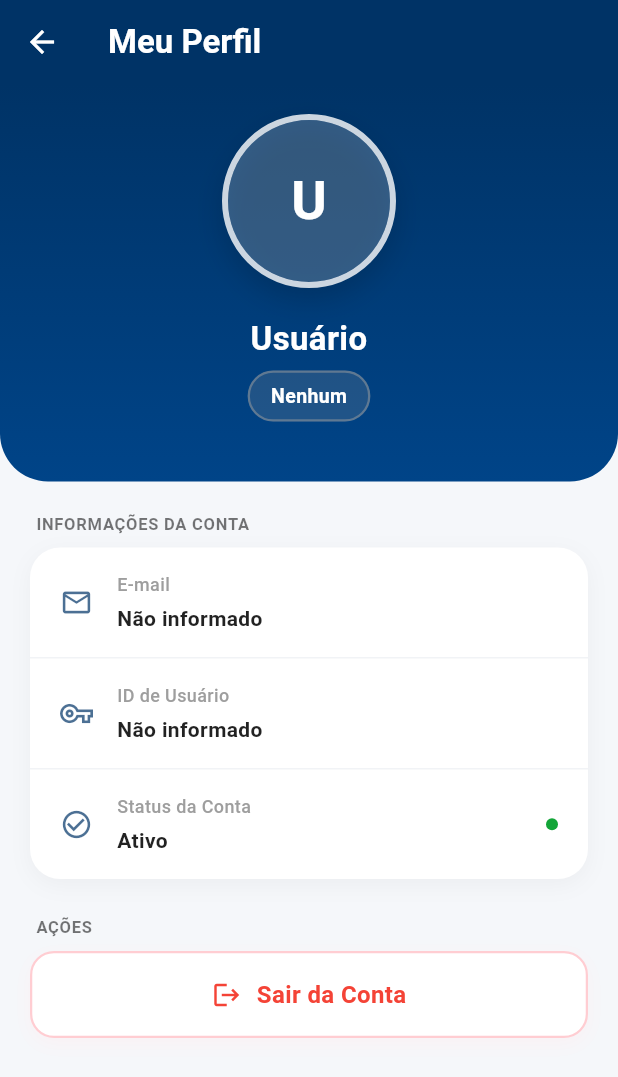
After one commit to RomarioSG1998/Jala.AI, a Flutter app: the ProfileScreen screen opened by its route, on a phone screen of 412 x 824 dp. The commit adds this screen. Shown: the top 1077 px of the screen. Run offline on Flutter 3.47's test engine with Material 3 defaults, Android fonts, the phone set to English and light mode, and no system bars; our stand-ins replace dio, flutter_riverpod, flutter_secure_storage, go_router; accounts and stored records are empty; network calls fail.

Commit message:
feat: implement Profile screen and make side drawer photo clickable

```diff
--- a/frontend_flutter/lib/features/dashboard/presentation/dashboard_screen.dart
+++ b/frontend_flutter/lib/features/dashboard/presentation/dashboard_screen.dart
@@ -844,6 +844,11 @@ class _AppDrawer extends ConsumerWidget {
           Container(
             padding: const EdgeInsets.all(20),
             decoration: const BoxDecoration(color: Color(0xFF003366)),
+            child: InkWell(
+              onTap: () {
+                Navigator.pop(context);
+                context.go('/profile');
+              },
               child: Row(children: [
                 CircleAvatar(
                   radius: 26,
@@ -870,6 +875,7 @@ class _AppDrawer extends ConsumerWidget {
                   ),
                 ])),
               ]),
+            ),
           ),
 
           // Items
--- /dev/null
+++ b/frontend_flutter/lib/features/profile/presentation/profile_screen.dart
@@ -0,0 +1,397 @@
+import 'package:flutter/material.dart';
+import 'package:flutter_riverpod/flutter_riverpod.dart';
+import 'package:go_router/go_router.dart';
+import 'package:frontend_flutter/features/auth/providers/auth_provider.dart';
+import 'package:frontend_flutter/features/employees/providers/employees_provider.dart';
+import 'package:frontend_flutter/features/employees/providers/employee_permissions_provider.dart';
+
+class ProfileScreen extends ConsumerWidget {
+  const ProfileScreen({super.key});
+
+  static const _kNavyBlue = Color(0xFF003366);
+  static const _kGreen = Color(0xFF13A538);
+  static const _kFarmId = '55555555-5555-5555-5555-555555555555';
+
+  String _formatRole(String? role) {
+    if (role == null) return 'Nenhum';
+    switch (role) {
+      case 'SAAS_ADMIN':
+        return 'Administrador SaaS';
+      case 'FARM_OWNER':
+        return 'Dono da Fazenda';
+      case 'CLIENT':
+        return 'Cliente';
+      case 'FIELD_OPERATOR':
+        return 'Operador de Campo';
+      default:
+        return role;
+    }
+  }
+
+  Color _getRoleColor(String? role) {
+    switch (role) {
+      case 'SAAS_ADMIN':
+        return Colors.indigo;
+      case 'FARM_OWNER':
+        return _kGreen;
+      case 'CLIENT':
+        return Colors.blue;
+      case 'FIELD_OPERATOR':
+        return Colors.purple;
+      default:
+        return Colors.grey;
+    }
+  }
+
+  String _formatModuleName(String moduleName) {
+    switch (moduleName) {
+      case 'tanks':
+        return 'Tanques';
+      case 'water_quality':
+        return 'Qualidade da Água';
+      case 'feeding_records':
+        return 'Alimentação';
+      case 'inventory':
+        return 'Estoque';
+      case 'harvests':
+        return 'Colheitas';
+      case 'maintenance':
+        return 'Manutenção';
+      default:
+        return moduleName;
+    }
+  }
+
+  @override
+  Widget build(BuildContext context, WidgetRef ref) {
+    final authState = ref.watch(authNotifierProvider);
+    final employeesAsync = ref.watch(employeesProvider);
+
+    // Try to find full name from the employee list
+    String displayName = authState.email?.split('@').first ?? 'Usuário';
+    if (employeesAsync.hasValue && authState.userId != null) {
+      final match = employeesAsync.value!.where((emp) => emp.id == authState.userId).firstOrNull;
+      if (match != null) {
+        displayName = match.name;
+      } else {
+        // format email prefix
+        displayName = displayName
+            .split('.')
+            .map((word) => word.isNotEmpty
+                ? '${word[0].toUpperCase()}${word.substring(1)}'
+                : '')
+            .join(' ');
+      }
+    }
+
+    final initials = displayName.isNotEmpty
+        ? displayName.split(' ').map((s) => s.isNotEmpty ? s[0] : '').take(2).join().toUpperCase()
+        : 'U';
+
+    final roleLabel = _formatRole(authState.accountType);
+    final roleColor = _getRoleColor(authState.accountType);
+
+    return Scaffold(
+      backgroundColor: const Color(0xFFF5F7FA),
+      appBar: AppBar(
+        title: const Text('Meu Perfil', style: TextStyle(color: Colors.white, fontWeight: FontWeight.bold)),
+        backgroundColor: _kNavyBlue,
+        elevation: 0,
+        leading: IconButton(
+          icon: const Icon(Icons.arrow_back, color: Colors.white),
+          onPressed: () {
+            if (context.canPop()) {
+              context.pop();
+            } else {
+              context.go('/dashboard');
+            }
+          },
+        ),
+      ),
+      body: SingleChildScrollView(
+        child: Column(
+          children: [
+            // Profile Top Header Gradient
+            Container(
+              width: double.infinity,
+              decoration: const BoxDecoration(
+                gradient: LinearGradient(
+                  colors: [_kNavyBlue, Color(0xFF004488)],
+                  begin: Alignment.topCenter,
+                  end: Alignment.bottomCenter,
+                ),
+                borderRadius: BorderRadius.only(
+                  bottomLeft: Radius.circular(32),
+                  bottomRight: Radius.circular(32),
+                ),
+              ),
+              padding: const EdgeInsets.fromLTRB(24, 20, 24, 40),
+              child: Column(
+                children: [
+                  // Profile Photo
+                  Container(
+                    decoration: BoxDecoration(
+                      shape: BoxShape.circle,
+                      border: Border.all(color: Colors.white.withOpacity(0.8), width: 4),
+                      boxShadow: [
+                        BoxShadow(
+                          color: Colors.black.withOpacity(0.15),
+                          blurRadius: 16,
+                          offset: const Offset(0, 8),
+                        ),
+                      ],
+                    ),
+                    child: CircleAvatar(
+                      radius: 54,
+                      backgroundColor: Colors.white.withOpacity(0.2),
+                      child: Text(
+                        initials,
+                        style: const TextStyle(
+                          fontSize: 36,
+                          fontWeight: FontWeight.bold,
+                          color: Colors.white,
+                          letterSpacing: 1.5,
+                        ),
+                      ),
+                    ),
+                  ),
+                  const SizedBox(height: 18),
+                  Text(
+                    displayName,
+                    style: const TextStyle(
+                      fontSize: 22,
+                      fontWeight: FontWeight.bold,
+                      color: Colors.white,
+                    ),
+                    textAlign: TextAlign.center,
+                  ),
+                  const SizedBox(height: 6),
+                  Container(
+                    padding: const EdgeInsets.symmetric(horizontal: 14, vertical: 6),
+                    decoration: BoxDecoration(
+                      color: roleColor.withOpacity(0.2),
+                      border: Border.all(color: roleColor.withOpacity(0.5), width: 1.5),
+                      borderRadius: BorderRadius.circular(20),
+                    ),
+                    child: Text(
+                      roleLabel,
+                      style: const TextStyle(
+                        color: Colors.white,
+                        fontSize: 13,
+                        fontWeight: FontWeight.bold,
+                      ),
+                    ),
+                  ),
+                ],
+              ),
+            ),
+
+            Padding(
+              padding: const EdgeInsets.all(20.0),
+              child: Column(
+                crossAxisAlignment: CrossAxisAlignment.start,
+                children: [
+                  // Info Cards
+                  _buildSectionTitle('Informações da Conta'),
+                  _buildInfoCard([
+                    _buildInfoTile(Icons.email_outlined, 'E-mail', authState.email ?? 'Não informado'),
+                    _buildDivider(),
+                    _buildInfoTile(Icons.vpn_key_outlined, 'ID de Usuário', authState.userId ?? 'Não informado'),
+                    _buildDivider(),
+                    _buildInfoTile(
+                      Icons.check_circle_outline,
+                      'Status da Conta',
+                      'Ativo',
+                      trailing: Container(
+                        width: 8,
+                        height: 8,
+                        decoration: const BoxDecoration(
+                          shape: BoxShape.circle,
+                          color: _kGreen,
+                        ),
+                      ),
+                    ),
+                  ]),
+
+                  const SizedBox(height: 24),
+
+                  // Display operator permissions if they are a FIELD_OPERATOR
+                  if (authState.accountType == 'FIELD_OPERATOR' && authState.userId != null) ...[
+                    _buildSectionTitle('Minhas Permissões de Módulo'),
+                    ref.watch(currentUserPermissionsProvider('${authState.userId}:$_kFarmId')).when(
+                      loading: () => const Center(
+                        child: Padding(
+                          padding: EdgeInsets.symmetric(vertical: 20),
+                          child: CircularProgressIndicator(color: _kNavyBlue),
+                        ),
+                      ),
+                      error: (err, _) => _buildInfoCard([
+                        ListTile(
+                          leading: const Icon(Icons.error_outline, color: Colors.red),
+                          title: const Text('Erro ao carregar permissões', style: TextStyle(fontSize: 14)),
+                        )
+                      ]),
+                      data: (perms) {
+                        if (perms.isEmpty) {
+                          return _buildInfoCard([
+                            const ListTile(
+                              leading: Icon(Icons.info_outline, color: Colors.grey),
+                              title: Text('Nenhuma permissão configurada', style: TextStyle(fontSize: 14)),
+                            )
+                          ]);
+                        }
+                        return _buildInfoCard(
+                          perms.map((p) {
+                            final idx = perms.indexOf(p);
+                            final isLast = idx == perms.length - 1;
+                            return Column(
+                              children: [
+                                ListTile(
+                                  leading: Icon(
+                                    p.isEnabled ? Icons.check_circle : Icons.cancel,
+                                    color: p.isEnabled ? _kGreen : Colors.red,
+                                  ),
+                                  title: Text(
+                                    _formatModuleName(p.moduleName),
+                                    style: const TextStyle(fontWeight: FontWeight.w500, fontSize: 14),
+                                  ),
+                                  trailing: Container(
+                                    padding: const EdgeInsets.symmetric(horizontal: 8, vertical: 4),
+                                    decoration: BoxDecoration(
+                                      color: p.isEnabled ? _kGreen.withOpacity(0.1) : Colors.red.withOpacity(0.1),
+                                      borderRadius: BorderRadius.circular(6),
+                                    ),
+                                    child: Text(
+                                      p.isEnabled ? 'Permitido' : 'Bloqueado',
+                                      style: TextStyle(
+                                        color: p.isEnabled ? _kGreen : Colors.red,
+                                        fontSize: 11,
+                                        fontWeight: FontWeight.bold,
+                                      ),
+                                    ),
+                                  ),
+                                ),
+                                if (!isLast) _buildDivider(),
+                              ],
+                            );
+                          }).toList(),
+                        );
+                      },
+                    ),
+                    const SizedBox(height: 24),
+                  ],
+
+                  // Actions Section
+                  _buildSectionTitle('Ações'),
+                  InkWell(
+                    onTap: () {
+                      ref.read(authNotifierProvider.notifier).logout();
+                      context.go('/login');
+                    },
+                    borderRadius: BorderRadius.circular(16),
+                    child: Container(
+                      padding: const EdgeInsets.symmetric(vertical: 16, horizontal: 20),
+                      decoration: BoxDecoration(
+                        color: Colors.white,
+                        borderRadius: BorderRadius.circular(16),
+                        border: Border.all(color: Colors.red.shade100, width: 1.5),
+                        boxShadow: [
+                          BoxShadow(
+                            color: Colors.red.shade50.withOpacity(0.5),
+                            blurRadius: 10,
+                            offset: const Offset(0, 4),
+                          ),
+                        ],
+                      ),
+                      child: Row(
+                        mainAxisAlignment: MainAxisAlignment.center,
+                        children: const [
+                          Icon(Icons.logout, color: Colors.red, size: 20),
+                          SizedBox(width: 10),
+                          Text(
+                            'Sair da Conta',
+                            style: TextStyle(
+                              color: Colors.red,
+                              fontSize: 16,
+                              fontWeight: FontWeight.bold,
+                            ),
+                          ),
+                        ],
+                      ),
+                    ),
+                  ),
+                  const SizedBox(height: 40),
+                ],
+              ),
+            ),
+          ],
+        ),
+      ),
+    );
+  }
+
+  Widget _buildSectionTitle(String title) {
+    return Padding(
+      padding: const EdgeInsets.only(left: 4, bottom: 8),
+      child: Text(
+        title.toUpperCase(),
+        style: const TextStyle(
+          fontSize: 11,
+          fontWeight: FontWeight.bold,
+          color: Colors.black54,
+          letterSpacing: 0.5,
+        ),
+      ),
+    );
+  }
+
+  Widget _buildInfoCard(List<Widget> children) {
+    return Container(
+      decoration: BoxDecoration(
+        color: Colors.white,
+        borderRadius: BorderRadius.circular(20),
+        boxShadow: [
+          BoxShadow(
+            color: Colors.black.withOpacity(0.04),
+            blurRadius: 12,
+            offset: const Offset(0, 4),
+          ),
+        ],
+      ),
+      child: Column(children: children),
+    );
+  }
+
+  Widget _buildInfoTile(IconData icon, String label, String value, {Widget? trailing}) {
+    return Padding(
+      padding: const EdgeInsets.symmetric(horizontal: 20, vertical: 16),
+      child: Row(
+        children: [
+          Icon(icon, color: _kNavyBlue.withOpacity(0.7), size: 22),
+          const SizedBox(width: 16),
+          Expanded(
+            child: Column(
+              crossAxisAlignment: CrossAxisAlignment.start,
+              children: [
+                Text(
+                  label,
+                  style: const TextStyle(color: Colors.grey, fontSize: 12, fontWeight: FontWeight.w500),
+                ),
+                const SizedBox(height: 4),
+                Text(
+                  value,
+                  style: const TextStyle(color: Colors.black87, fontSize: 14, fontWeight: FontWeight.bold),
+                ),
+              ],
+            ),
+          ),
+          if (trailing != null) trailing,
+        ],
+      ),
+    );
+  }
+
+  Widget _buildDivider() {
+    return const Divider(height: 1, thickness: 1, color: Color(0xFFF1F3F6));
+  }
+}
--- a/frontend_flutter/lib/main.dart
+++ b/frontend_flutter/lib/main.dart
@@ -16,6 +16,7 @@ import 'package:frontend_flutter/features/suppliers/presentation/suppliers_scree
 import 'package:frontend_flutter/features/saas_admin/presentation/tenants_screen.dart';
 import 'package:frontend_flutter/features/feeding_records/presentation/feeding_records_screen.dart';
 import 'package:frontend_flutter/features/employees/presentation/employees_screen.dart';
+import 'package:frontend_flutter/features/profile/presentation/profile_screen.dart';
 
 void main() {
   runApp(
@@ -61,6 +62,10 @@ class AquaSertaoApp extends ConsumerWidget {
         GoRoute(
           path: '/login',
           builder: (context, state) => const LoginScreen(),
+        ),
+        GoRoute(
+          path: '/profile',
+          builder: (context, state) => const ProfileScreen(),
         ),
         // ── Shell permanente com Bottom Navigation ─────────────────────────
         StatefulShellRoute.indexedStack(
```
Lines whose indentation alone changed are shown as unchanged.
